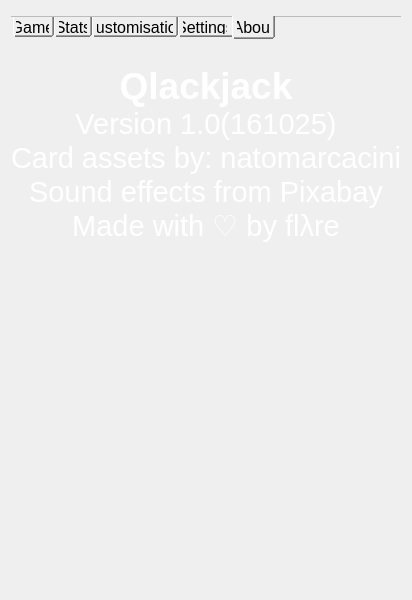
First picture: the form in about.ui, repository fflvm1/Qlackjack, before the edit.
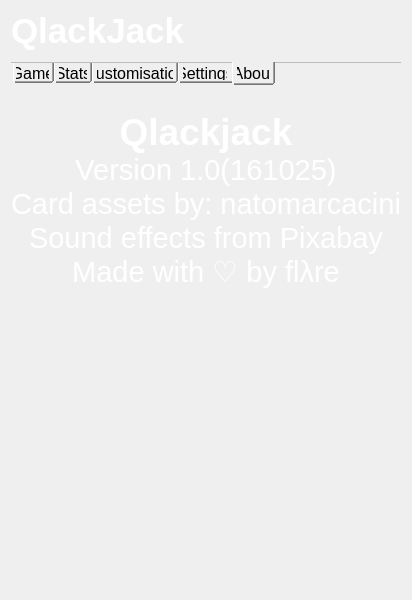
Second picture: the form after the edit. Icons and pictures are not drawn.

The edit to the form file:
```diff
--- a/about.ui
+++ b/about.ui
@@ -14,7 +14,20 @@
    <string>About</string>
   </property>
   <layout class="QGridLayout" name="gridLayout">
-   <item row="2" column="0" colspan="3">
+   <item row="4" column="0">
+    <spacer name="verticalSpacer">
+     <property name="orientation">
+      <enum>Qt::Orientation::Vertical</enum>
+     </property>
+     <property name="sizeHint" stdset="0">
+      <size>
+       <width>20</width>
+       <height>40</height>
+      </size>
+     </property>
+    </spacer>
+   </item>
+   <item row="3" column="0" colspan="3">
     <layout class="QVBoxLayout" name="verticalLayout">
      <property name="spacing">
       <number>0</number>
@@ -112,20 +125,7 @@
      </item>
     </layout>
    </item>
-   <item row="3" column="0">
-    <spacer name="verticalSpacer">
-     <property name="orientation">
-      <enum>Qt::Orientation::Vertical</enum>
-     </property>
-     <property name="sizeHint" stdset="0">
-      <size>
-       <width>20</width>
-       <height>40</height>
-      </size>
-     </property>
-    </spacer>
-   </item>
-   <item row="1" column="0" colspan="3">
+   <item row="2" column="0" colspan="3">
     <layout class="QHBoxLayout" name="horizontalLayout">
      <item>
       <widget class="QLabel" name="label">
@@ -157,7 +157,7 @@
      </item>
     </layout>
    </item>
-   <item row="0" column="0" colspan="3">
+   <item row="1" column="0" colspan="3">
     <widget class="QTabWidget" name="tabWidget">
      <property name="sizePolicy">
       <sizepolicy hsizetype="Expanding" vsizetype="Fixed">
@@ -207,6 +207,22 @@
      </widget>
     </widget>
    </item>
+   <item row="0" column="0">
+    <widget class="QLabel" name="label_7">
+     <property name="font">
+      <font>
+       <pointsize>26</pointsize>
+       <bold>true</bold>
+      </font>
+     </property>
+     <property name="styleSheet">
+      <string notr="true">color: white;</string>
+     </property>
+     <property name="text">
+      <string>QlackJack</string>
+     </property>
+    </widget>
+   </item>
   </layout>
  </widget>
  <resources>
```
